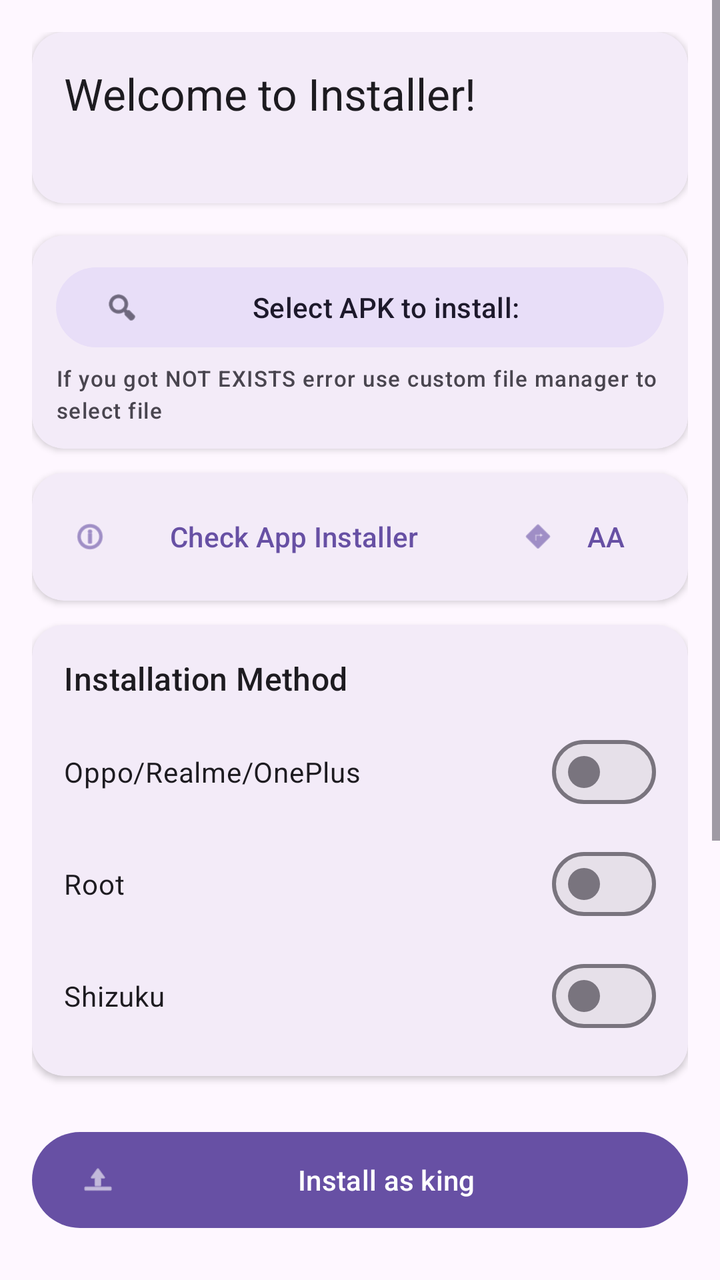
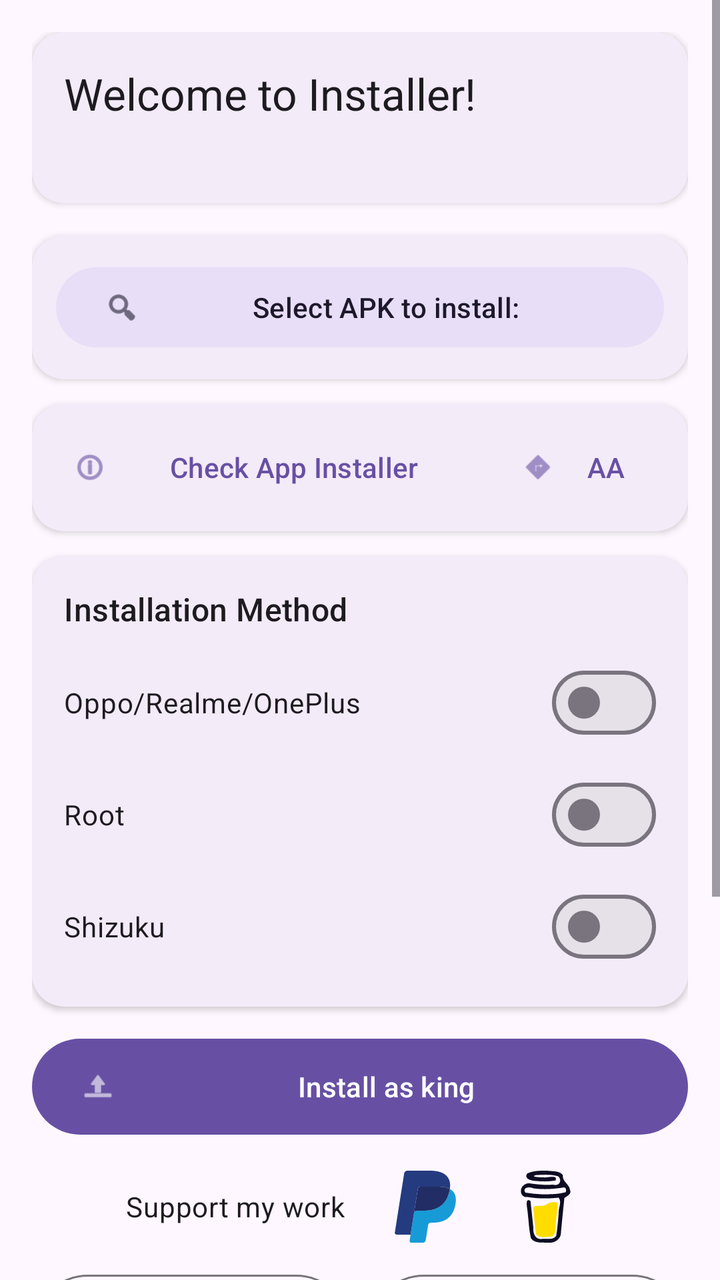

Two renders of the same Android screen: before a commit and after it. Below are the layout's source before the change and the commit's diff.
<!-- AndroidManifest.xml: application theme Theme.KingInstaller -->
<!-- res/layout/activity_main.xml -->
<?xml version="1.0" encoding="utf-8"?>
<androidx.constraintlayout.widget.ConstraintLayout xmlns:android="http://schemas.android.com/apk/res/android"
    xmlns:app="http://schemas.android.com/apk/res-auto"
    xmlns:tools="http://schemas.android.com/tools"
    android:id="@+id/main"
    android:layout_width="match_parent"
    android:layout_height="match_parent"
    tools:context=".MainActivity">

    <ScrollView
        android:layout_width="match_parent"
        android:layout_height="match_parent"
        android:clipToPadding="false"
        tools:context=".MainActivity">

        <LinearLayout
            android:layout_width="match_parent"
            android:layout_height="wrap_content"
            android:orientation="vertical"
            android:padding="16dp">

            <com.google.android.material.card.MaterialCardView
                android:layout_width="match_parent"
                android:layout_height="wrap_content"
                android:layout_marginBottom="16dp"
                app:cardCornerRadius="16dp"
                app:cardElevation="2dp"
                app:strokeWidth="0dp">

                <LinearLayout
                    android:layout_width="match_parent"
                    android:layout_height="wrap_content"
                    android:orientation="vertical"
                    android:padding="16dp">

                    <TextView
                        android:layout_width="wrap_content"
                        android:layout_height="wrap_content"
                        android:text="@string/welcome_to_installer"
                        android:textAppearance="@style/TextAppearance.Material3.TitleLarge" />

                    <TextView
                        android:id="@+id/textViewError"
                        android:layout_width="match_parent"
                        android:layout_height="wrap_content"
                        android:layout_marginTop="8dp"
                        android:textAppearance="@style/TextAppearance.Material3.BodySmall"
                        android:textColor="?attr/colorError" />
                </LinearLayout>
            </com.google.android.material.card.MaterialCardView>

            <com.google.android.material.card.MaterialCardView
                android:layout_width="match_parent"
                android:layout_height="wrap_content"
                android:layout_marginBottom="12dp"
                app:cardCornerRadius="16dp"
                app:cardElevation="2dp"
                app:strokeWidth="0dp">

                <LinearLayout
                    android:layout_width="match_parent"
                    android:layout_height="wrap_content"
                    android:orientation="vertical"
                    android:padding="12dp">

                    <Button
                        android:id="@+id/selectButton"
                        style="@style/Widget.Material3.Button.TonalButton"
                        android:layout_width="match_parent"
                        android:layout_height="wrap_content"
                        android:text="@string/select_apk_to_install"
                        app:icon="@android:drawable/ic_menu_search" />

                    <TextView
                        android:id="@+id/selectedFileText"
                        android:layout_width="match_parent"
                        android:layout_height="wrap_content"
                        android:layout_marginTop="4dp"
                        android:gravity="center"
                        android:textAppearance="@style/TextAppearance.Material3.BodySmall"
                        android:textColor="?attr/colorPrimary"
                        android:visibility="gone" />

                    <TextView
                        android:layout_width="match_parent"
                        android:layout_height="wrap_content"
                        android:layout_marginTop="4dp"
                        android:text="@string/info_manager"
                        android:textAppearance="@style/TextAppearance.Material3.LabelSmall" />
                </LinearLayout>
            </com.google.android.material.card.MaterialCardView>

            <com.google.android.material.card.MaterialCardView
                android:layout_width="match_parent"
                android:layout_height="wrap_content"
                android:layout_marginBottom="12dp"
                app:cardCornerRadius="16dp"
                app:cardElevation="2dp"
                app:strokeWidth="0dp">

                <LinearLayout
                    android:layout_width="match_parent"
                    android:layout_height="wrap_content"
                    android:orientation="horizontal"
                    android:padding="8dp">

                    <Button
                        android:id="@+id/checkInstallerButton"
                        style="@style/Widget.Material3.Button.TextButton"
                        android:layout_width="0dp"
                        android:layout_height="wrap_content"
                        android:layout_weight="1"
                        android:text="@string/check_app_installer"
                        app:icon="@android:drawable/ic_menu_info_details" />

                    <Button
                        android:id="@+id/openAndroidAutoButton"
                        style="@style/Widget.Material3.Button.TextButton"
                        android:layout_width="wrap_content"
                        android:layout_height="wrap_content"
                        android:text="@string/open_android_auto_short"
                        app:icon="@android:drawable/ic_menu_directions" />
                </LinearLayout>
            </com.google.android.material.card.MaterialCardView>

            <com.google.android.material.card.MaterialCardView
                android:layout_width="match_parent"
                android:layout_height="wrap_content"
                android:layout_marginBottom="16dp"
                app:cardCornerRadius="16dp"
                app:cardElevation="2dp"
                app:strokeWidth="0dp">

                <LinearLayout
                    android:layout_width="match_parent"
                    android:layout_height="wrap_content"
                    android:orientation="vertical"
                    android:padding="16dp">

                    <TextView
                        android:layout_width="wrap_content"
                        android:layout_height="wrap_content"
                        android:layout_marginBottom="12dp"
                        android:text="@string/installation_method"
                        android:textAppearance="@style/TextAppearance.Material3.TitleMedium" />

                    <com.google.android.material.materialswitch.MaterialSwitch
                        android:id="@+id/switchOppo"
                        android:layout_width="match_parent"
                        android:layout_height="wrap_content"
                        android:text="@string/oppo_trick" />

                    <com.google.android.material.materialswitch.MaterialSwitch
                        android:id="@+id/switchRoot"
                        android:layout_width="match_parent"
                        android:layout_height="wrap_content"
                        android:layout_marginTop="8dp"
                        android:text="@string/root_trick" />

                    <com.google.android.material.materialswitch.MaterialSwitch
                        android:id="@+id/switchShizuku"
                        android:layout_width="match_parent"
                        android:layout_height="wrap_content"
                        android:layout_marginTop="8dp"
                        android:text="@string/shizuku_trick" />
                </LinearLayout>
            </com.google.android.material.card.MaterialCardView>

            <Button
                android:id="@+id/installButton"
                style="@style/Widget.Material3.Button"
                android:layout_width="match_parent"
                android:layout_height="wrap_content"
                android:layout_marginTop="8dp"
                android:layout_marginBottom="0dp"
                android:minHeight="56dp"
                android:text="@string/install_as_king"
                app:icon="@android:drawable/ic_menu_upload" />

            <LinearLayout
                android:layout_width="match_parent"
                android:layout_height="wrap_content"
                android:orientation="horizontal"
                android:gravity="center"
                android:padding="8dp"
                android:layout_marginTop="8dp"
                android:layout_marginBottom="4dp">

                <TextView
                    android:layout_width="wrap_content"
                    android:layout_height="wrap_content"
                    android:text="@string/support_my_work"
                    android:textAppearance="@style/TextAppearance.Material3.BodyMedium"
                    android:layout_marginEnd="16dp" />

                <ImageButton
                    android:id="@+id/donatePayPalButton"
                    android:layout_width="48dp"
                    android:layout_height="48dp"
                    android:layout_marginEnd="12dp"
                    android:background="?attr/selectableItemBackgroundBorderless"
                    android:contentDescription="@string/donate_paypal"
                    android:src="@drawable/ic_paypal"
                    android:scaleType="fitCenter"
                    android:padding="6dp" />

                <ImageButton
                    android:id="@+id/donateCoffeeButton"
                    android:layout_width="48dp"
                    android:layout_height="48dp"
                    android:background="?attr/selectableItemBackgroundBorderless"
                    android:contentDescription="@string/donate_buymeacoffee"
                    android:src="@drawable/ic_buymeacoffee"
                    android:scaleType="fitCenter"
                    android:padding="6dp" />
            </LinearLayout>

            <LinearLayout
                android:layout_width="match_parent"
                android:layout_height="wrap_content"
                android:orientation="horizontal"
                android:gravity="center_vertical"
                android:weightSum="2">

                <Button
                    android:id="@+id/resetButton"
                    style="@style/Widget.Material3.Button.OutlinedButton"
                    android:layout_width="0dp"
                    android:layout_height="wrap_content"
                    android:layout_marginEnd="4dp"
                    android:layout_weight="1"
                    android:minHeight="64dp"
                    android:text="@string/reset_default" />

                <Button
                    android:id="@+id/reinstallGoogleButton"
                    style="@style/Widget.Material3.Button.OutlinedButton"
                    android:layout_width="0dp"
                    android:layout_height="wrap_content"
                    android:layout_marginStart="4dp"
                    android:layout_weight="1"
                    android:minHeight="64dp"
                    android:text="@string/reinstall_google_installer" />
            </LinearLayout>

            <TextView
                android:layout_width="match_parent"
                android:layout_height="wrap_content"
                android:layout_marginTop="8dp"
                android:text="@string/reset_default_description"
                android:textAppearance="@style/TextAppearance.Material3.BodySmall" />

        </LinearLayout>
    </ScrollView>

</androidx.constraintlayout.widget.ConstraintLayout>
<!-- resources referenced by this layout -->
<resources>
  <!-- drawable ic_buymeacoffee: vector/xml drawable (drawable, 2305 chars, omitted) -->
  <!-- drawable ic_paypal (drawable) -->
  <vector xmlns:android="http://schemas.android.com/apk/res/android"
      android:width="50dp"
      android:height="50dp"
      android:viewportWidth="512"
      android:viewportHeight="512">
  
      <path
          android:fillColor="#179BD7"
          android:pathData="M430.1,130.1c-0.5,3 -1,6.1 -1.6,9.3c-21,107.8 -92.8,145 -184.5,145h-46.7c-11.2,0 -20.7,8.1 -22.4,19.2L151,455.2l-6.8,43c-1.1,7.3 4.5,13.8 11.8,13.8h82.8c9.8,0 18.1,-7.1 19.7,-16.8l0.8,-4.2 15.6,-98.9 1,-5.4c1.5,-9.7 9.9,-16.8 19.7,-16.8H308c80.2,0 143,-32.6 161.4,-126.8 7.7,-39.4 3.7,-72.3 -16.6,-95.4 -6.2,-7.1 -13.8,-12.9 -22.7,-17.6" />
  
      <path
          android:fillColor="#222D65"
          android:pathData="M408.1,121.3c-3.2,-0.9 -6.5,-1.8 -9.9,-2.5s-6.9,-1.4 -10.5,-2c-12.6,-2 -26.4,-3 -41.2,-3H221.8c-3.1,0 -6,0.7 -8.6,2c-5.8,2.8 -10,8.2 -11.1,14.9l-26.5,168.1 -0.8,4.9c1.7,-11.1 11.2,-19.2 22.4,-19.2H244c91.7,0 163.5,-37.2 184.5,-145 0.6,-3.2 1.2,-6.3 1.6,-9.3 -5.3,-2.8 -11.1,-5.2 -17.3,-7.3 -1.5,-0.6 -3.1,-1.1 -4.7,-1.6" />
  
      <path
          android:fillColor="#253B80"
          android:pathData="M202.1,130.6c1,-6.7 5.3,-12.1 11.1,-14.9 2.6,-1.3 5.5,-2 8.6,-2h124.7c14.8,0 28.6,1 41.2,3 3.6,0.6 7.1,1.2 10.5,2s6.7,1.6 9.9,2.5c1.6,0.5 3.2,1 4.7,1.5 6.2,2.1 11.9,4.5 17.3,7.3 6.2,-39.8 -0.1,-66.9 -21.6,-91.5C384.8,11.6 341.9,0 287.1,0H128c-11.2,0 -20.8,8.1 -22.5,19.2L39.2,439.4c-1.3,8.3 5.1,15.8 13.5,15.8H151l24.7,-156.5z" />
  
  </vector>
  <string name="check_app_installer">Check App Installer</string>
  <string name="donate_buymeacoffee">Buy Me a Coffee</string>
  <string name="donate_paypal">PayPal</string>
  <string name="info_manager">If you got NOT EXISTS error use custom file manager to select file</string>
  <string name="install_as_king">Install as king</string>
  <string name="installation_method">Installation Method</string>
  <string name="open_android_auto_short">AA</string>
  <string name="oppo_trick">Oppo/Realme/OnePlus</string>
  <string name="reinstall_google_installer">Reinstall Google Installer</string>
  <string name="reset_default">Reset Default</string>
  <string name="reset_default_description">Use \"Reset Default\" button to open default Google PackageInstaller\nif you wrongly set as default and popup won\'t show anymore.\n\nAfter touch \"Reset Default\" button,\nsearch for \"Clear Default Preference\" PS.\n\nIf the button gives an error,\nit is because your phone use a different PackageInstaller\nand so you need to manually search on your phone setting.</string>
  <string name="root_trick">Root</string>
  <string name="select_apk_to_install">Select APK to install:</string>
  <string name="shizuku_trick">Shizuku</string>
  <string name="support_my_work">Support my work</string>
  <string name="welcome_to_installer">Welcome to Installer!</string>
  <style name="Theme.KingInstaller" parent="Theme.Material3.DayNight">
          
      </style>
</resources>

<!-- the commit's change to res/layout/activity_main.xml (unified diff, before → after) -->
@@ -80,13 +80,6 @@
                         android:textAppearance="@style/TextAppearance.Material3.BodySmall"
                         android:textColor="?attr/colorPrimary"
                         android:visibility="gone" />
-
-                    <TextView
-                        android:layout_width="match_parent"
-                        android:layout_height="wrap_content"
-                        android:layout_marginTop="4dp"
-                        android:text="@string/info_manager"
-                        android:textAppearance="@style/TextAppearance.Material3.LabelSmall" />
                 </LinearLayout>
             </com.google.android.material.card.MaterialCardView>
 
@@ -126,7 +119,7 @@
             <com.google.android.material.card.MaterialCardView
                 android:layout_width="match_parent"
                 android:layout_height="wrap_content"
-                android:layout_marginBottom="16dp"
+                android:layout_marginBottom="8dp"
                 app:cardCornerRadius="16dp"
                 app:cardElevation="2dp"
                 app:strokeWidth="0dp">
@@ -171,7 +164,7 @@
                 style="@style/Widget.Material3.Button"
                 android:layout_width="match_parent"
                 android:layout_height="wrap_content"
-                android:layout_marginTop="8dp"
+                android:layout_marginTop="4dp"
                 android:layout_marginBottom="0dp"
                 android:minHeight="56dp"
                 android:text="@string/install_as_king"
@@ -182,9 +175,9 @@
                 android:layout_height="wrap_content"
                 android:orientation="horizontal"
                 android:gravity="center"
-                android:padding="8dp"
-                android:layout_marginTop="8dp"
-                android:layout_marginBottom="4dp">
+                android:padding="4dp"
+                android:layout_marginTop="4dp"
+                android:layout_marginBottom="2dp">
 
                 <TextView
                     android:layout_width="wrap_content"
<!-- resource entries referenced after the edit -->
@@ -24,7 +24,6 @@
   <string name="check_app_installer">Check App Installer</string>
   <string name="donate_buymeacoffee">Buy Me a Coffee</string>
   <string name="donate_paypal">PayPal</string>
-  <string name="info_manager">If you got NOT EXISTS error use custom file manager to select file</string>
   <string name="install_as_king">Install as king</string>
   <string name="installation_method">Installation Method</string>
   <string name="open_android_auto_short">AA</string>
